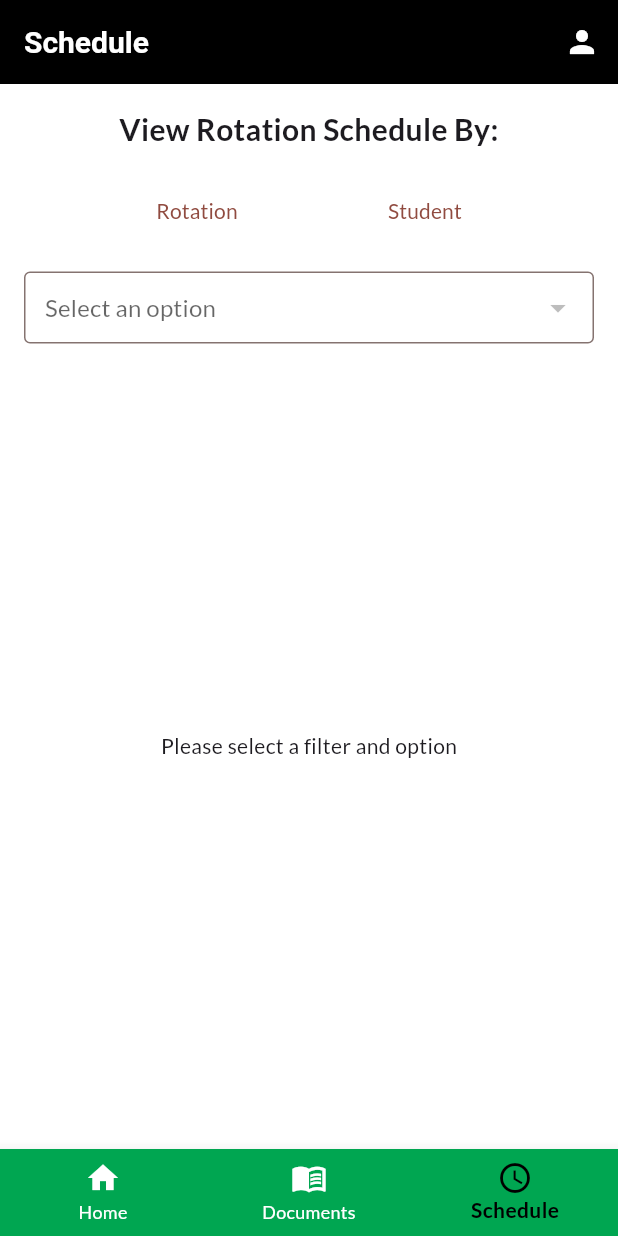
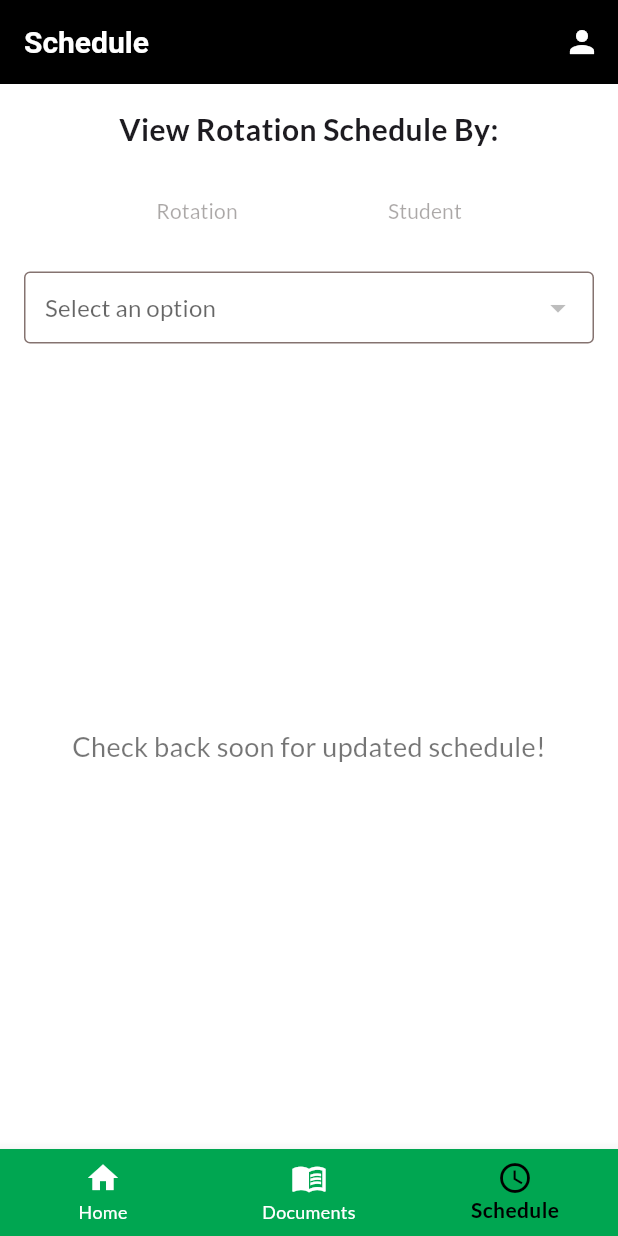
Before and after one commit to mfpullen22/makerere_app_v2, a Flutter app: the screen it shows once a user with an empty profile is signed in, item 3 of the bottom bar chosen, on a phone screen of 412 x 824 dp. Run offline on Flutter 3.47's test engine with Material 3 defaults, Android fonts, the phone set to English and light mode, and no system bars; our stand-ins replace cloud_firestore, cloud_functions, csv, firebase_auth, firebase_core, firebase_storage and 1 more; missing offline and left inert: syncfusion_flutter_pdfviewer; accounts and stored records are empty.

Commit message:
Last updates before launch

```diff
--- a/lib/screens/schedule.dart
+++ b/lib/screens/schedule.dart
@@ -1,4 +1,97 @@
 import "package:makerere_clean/providers/schedule_service.dart";
+import "package:makerere_clean/data/dropdown_items.dart";
+import "package:flutter/material.dart";
+
+class ScheduleScreen extends StatefulWidget {
+  const ScheduleScreen({super.key});
+
+  @override
+  State<ScheduleScreen> createState() => _ScheduleScreenState();
+}
+
+class _ScheduleScreenState extends State<ScheduleScreen> {
+  late List<DropdownMenuItem<String>> currentList;
+  String? dropdownValue;
+
+  @override
+  void initState() {
+    super.initState();
+    currentList = [];
+    dropdownValue = null;
+  }
+
+  void updateDropdown(List<DropdownMenuItem<String>> newList) {
+    // Keep method here for potential future reactivation
+    setState(() {
+      currentList = newList;
+      dropdownValue = newList.isNotEmpty ? newList.first.value : null;
+    });
+  }
+
+  @override
+  Widget build(BuildContext context) {
+    // Force disabled state
+    final isDropdownDisabled = true;
+
+    return Padding(
+      padding: const EdgeInsets.all(16),
+      child: Column(
+        crossAxisAlignment: CrossAxisAlignment.start,
+        children: [
+          const Center(
+            child: Text(
+              "View Rotation Schedule By:",
+              textAlign: TextAlign.center,
+              style: TextStyle(fontSize: 20, fontWeight: FontWeight.bold),
+            ),
+          ),
+          const SizedBox(height: 16),
+          Row(
+            mainAxisAlignment: MainAxisAlignment.spaceEvenly,
+            children: [
+              TextButton(
+                onPressed: null, // disabled
+                child: const Text("Rotation"),
+              ),
+              TextButton(
+                onPressed: null, // disabled
+                child: const Text("Student"),
+              ),
+            ],
+          ),
+          const SizedBox(height: 16),
+          DropdownButtonFormField<String>(
+            value: dropdownValue,
+            hint: const Text("Select an option"),
+            items: null, // no items
+            onChanged: null, // disabled
+            decoration: const InputDecoration(
+              border: OutlineInputBorder(),
+              contentPadding: EdgeInsets.all(10),
+            ),
+            isExpanded: true,
+          ),
+          const SizedBox(height: 16),
+          const Expanded(
+            child: Center(
+              child: Text(
+                "Check back soon for updated schedule!",
+                style: TextStyle(
+                  fontSize: 18,
+                  fontWeight: FontWeight.w500,
+                  color: Colors.black54,
+                ),
+                textAlign: TextAlign.center,
+              ),
+            ),
+          ),
+        ],
+      ),
+    );
+  }
+}
+
+/* import "package:makerere_clean/providers/schedule_service.dart";
 import "package:makerere_clean/data/dropdown_items.dart";
 import "package:flutter/material.dart";
 
@@ -98,3 +191,4 @@ class _ScheduleScreenState extends State<ScheduleScreen> {
     );
   }
 }
+ */
```
Also changed, not shown: lib/screens/presentation_list.dart (+110 -72 lines), 11 other files.
